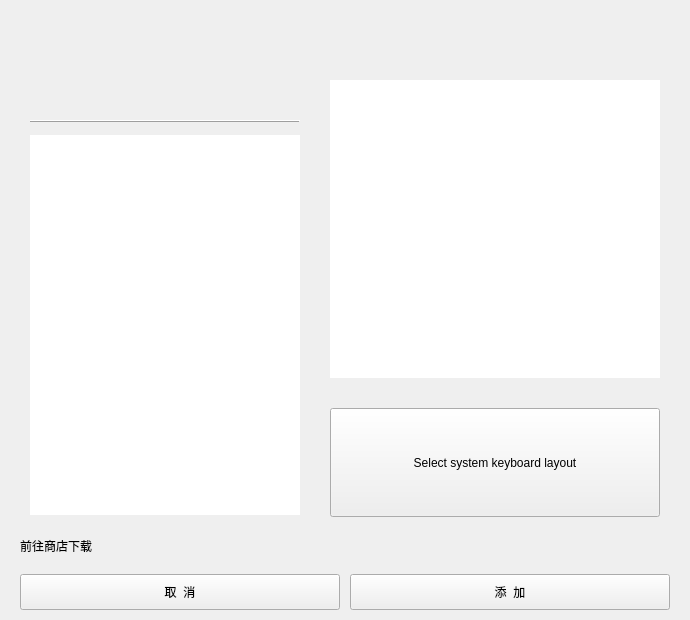
Old version of the form src/addim/widgetslib/impage.ui in the repository linuxdeepin/deepin-fcitx5configtool-plugin.
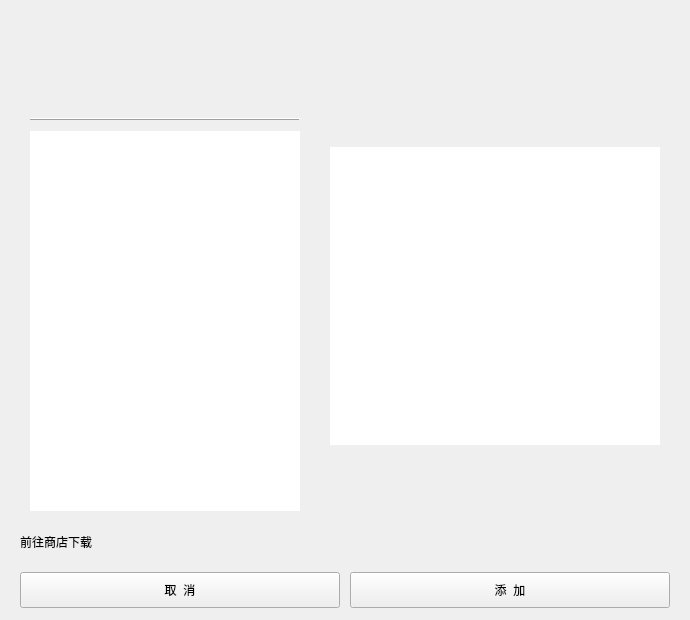
New version of the form.

Patch:
```diff
--- a/src/addim/widgetslib/impage.ui
+++ b/src/addim/widgetslib/impage.ui
@@ -337,39 +337,17 @@
           <number>0</number>
          </property>
          <property name="leftMargin">
-          <number>10</number>
+          <number>0</number>
          </property>
          <property name="topMargin">
-          <number>10</number>
+          <number>0</number>
          </property>
          <property name="rightMargin">
-          <number>10</number>
+          <number>0</number>
          </property>
          <property name="bottomMargin">
-          <number>10</number>
+          <number>0</number>
          </property>
-         <item>
-          <widget class="QPushButton" name="defaultLayoutButton">
-           <property name="minimumSize">
-            <size>
-             <width>330</width>
-             <height>109</height>
-            </size>
-           </property>
-           <property name="maximumSize">
-            <size>
-             <width>330</width>
-             <height>109</height>
-            </size>
-           </property>
-           <property name="toolTip">
-            <string>Keyboard layout to use when no input method active</string>
-           </property>
-           <property name="text">
-            <string>Select system keyboard layout</string>
-           </property>
-          </widget>
-         </item>
         </layout>
        </item>
       </layout>
```
